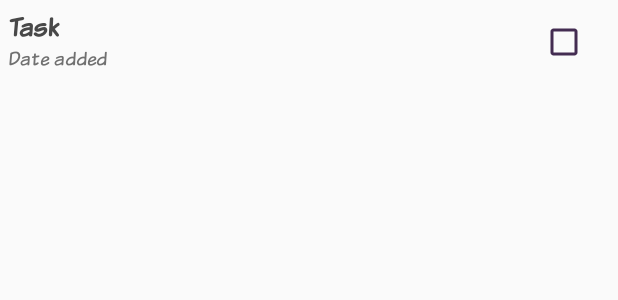
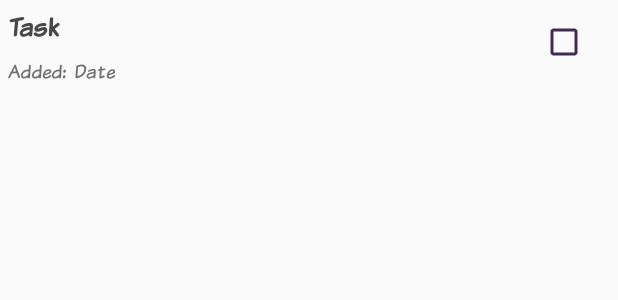
Before and after one commit to tobirod/memberberry, an Android app: the layout row_layout.xml on its own in the app's theme, with its tools: preview values and no code run, on a phone screen of 412 x 824 dp. Shown: the top 300 px of the screen. Run offline under Robolectric (Android 15) with nearby library versions, the light colour scheme and no system bars.

Commit message:
minor changes to "row_layout"

```diff
--- a/app/src/main/res/layout/alertdialog_edittask.xml
+++ b/app/src/main/res/layout/alertdialog_edittask.xml
@@ -46,7 +46,7 @@
         android:layout_marginStart="8dp"
         android:layout_marginTop="15dp"
         android:fontFamily="@font/komika_header"
-        android:text="Date:"
+        android:text="Added:"
         android:textColor="@color/plum"
         android:textSize="16sp"
         app:layout_constraintStart_toStartOf="parent"
@@ -83,7 +83,7 @@
             android:layout_width="0dp"
             android:layout_height="wrap_content"
             android:layout_weight="1"
-            android:text="Generate a new, current timestamp?" />
+            android:text="Replace with a new date from today?" />
 
     </RadioGroup>
 
--- a/app/src/main/res/layout/row_layout.xml
+++ b/app/src/main/res/layout/row_layout.xml
@@ -42,14 +42,30 @@
         <TableRow>
 
             <TextView
-                android:id="@+id/taskDate"
+                android:id="@+id/dateHeader"
                 android:layout_width="fill_parent"
                 android:layout_height="26dp"
                 android:ellipsize="marquee"
                 android:singleLine="true"
                 android:textColor="@color/darkGray"
                 android:fontFamily="@font/komika_text"
-                android:text="Date added"
+                android:gravity="bottom"
+                android:text="Added:"
+                android:paddingStart="5dp"
+                android:paddingEnd="0dp"
+                android:textSize="13sp" />
+
+            <TextView
+                android:id="@+id/taskDate"
+                android:layout_width="fill_parent"
+                android:layout_height="26dp"
+                android:textAlignment="textStart"
+                android:gravity="bottom"
+                android:ellipsize="marquee"
+                android:singleLine="true"
+                android:textColor="@color/darkGray"
+                android:fontFamily="@font/komika_text"
+                android:text="Date"
                 android:paddingStart="5dp"
                 android:paddingEnd="0dp"
                 android:textSize="13sp" />
```
Also changed, not shown: app/src/main/java/com/newton/tr/member/Fragments/TabTask.java (+13 -4 lines).
